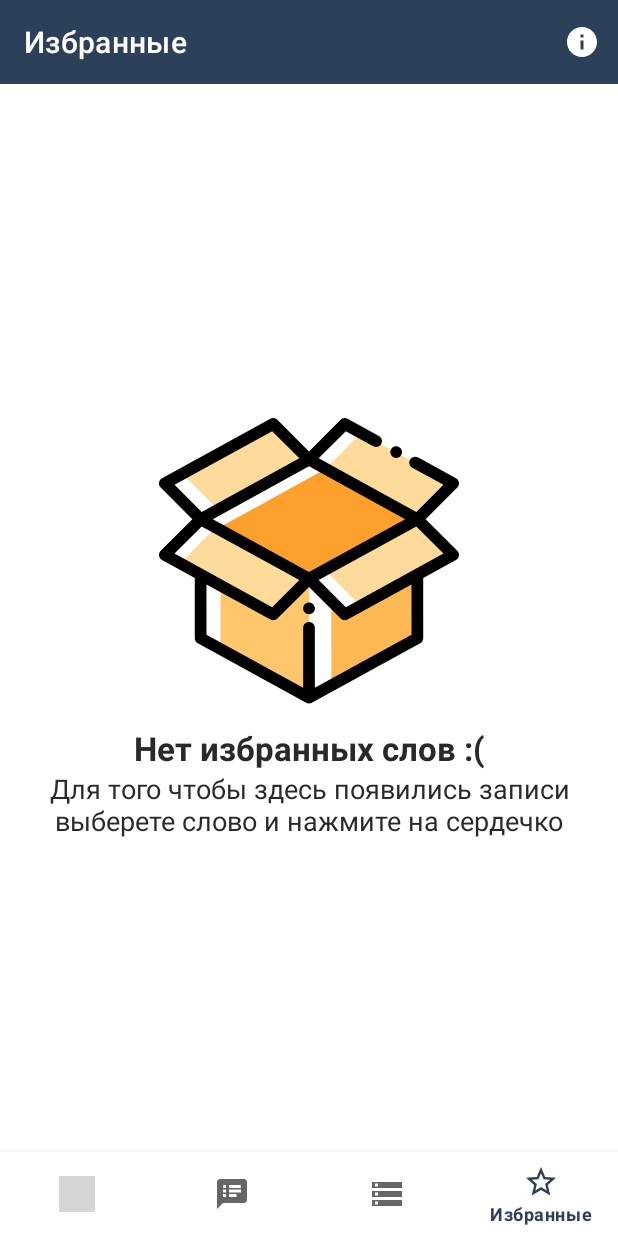
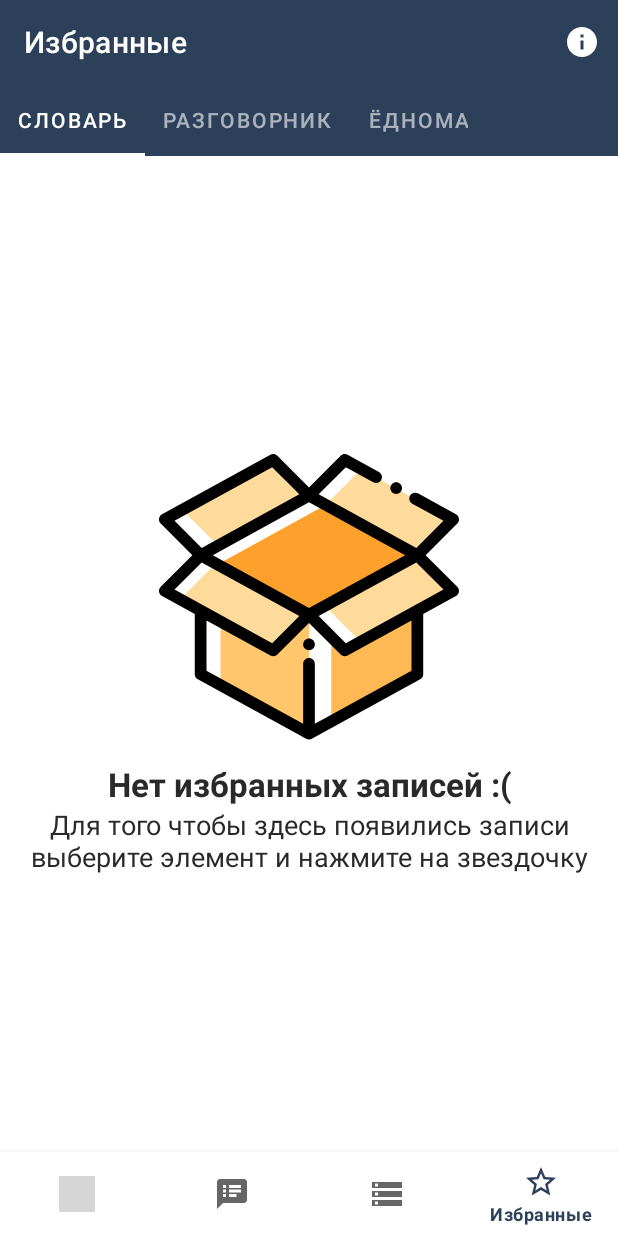
Before and after one commit to intoxication/farhang, an Android app: the WordFragment screen opened directly, with no data from a screen before it, item 4 of the bottom bar chosen, on a phone screen of 412 x 824 dp. Run offline under Robolectric (Android 15) with nearby library versions, the phone set to English and light mode, and no system bars; our stand-ins replace Room's generated code, navigation-ui, paging; grey boxes are pictures that could not be loaded.

Commit message:
add: word, phrases, note favorite in favorite list

```diff
--- /dev/null
+++ b/app/app/src/main/java/tj/boronov/farhang/adapter/ViewPagerFavoriteAdapter.kt
@@ -0,0 +1,26 @@
+package tj.boronov.farhang.adapter
+
+import androidx.fragment.app.Fragment
+import androidx.fragment.app.FragmentActivity
+import androidx.viewpager2.adapter.FragmentStateAdapter
+import tj.boronov.farhang.ui.favorite.NoteFavoriteFragment
+import tj.boronov.farhang.ui.favorite.PhrasesFavoriteFragment
+import tj.boronov.farhang.ui.favorite.WordFavoriteFragment
+
+class ViewPagerFavoriteAdapter(
+    _fragmentActivity: FragmentActivity
+) :
+    FragmentStateAdapter(_fragmentActivity) {
+
+    override fun createFragment(position: Int): Fragment {
+        return when (position) {
+            0 -> WordFavoriteFragment()
+            1 -> PhrasesFavoriteFragment()
+            else -> NoteFavoriteFragment()
+        }
+    }
+
+    override fun getItemCount(): Int {
+        return 3
+    }
+}
--- a/app/app/src/main/java/tj/boronov/farhang/ui/favorite/FavoriteFragment.kt
+++ b/app/app/src/main/java/tj/boronov/farhang/ui/favorite/FavoriteFragment.kt
@@ -5,25 +5,18 @@ import android.view.LayoutInflater
 import android.view.View
 import android.view.ViewGroup
 import androidx.fragment.app.Fragment
-import androidx.lifecycle.ViewModelProvider
-import androidx.lifecycle.lifecycleScope
-import androidx.paging.LoadState
-import androidx.recyclerview.widget.LinearLayoutManager
-import kotlinx.coroutines.flow.collectLatest
-import kotlinx.coroutines.launch
-import tj.boronov.farhang.adapter.WordAdapter
+import com.google.android.material.tabs.TabLayout
+import com.google.android.material.tabs.TabLayoutMediator
+import tj.boronov.farhang.adapter.ViewPagerFavoriteAdapter
 import tj.boronov.farhang.databinding.FragmentFavoriteBinding
 
 class FavoriteFragment : Fragment() {
 
-    lateinit var viewModel: FavoriteWordViewModel
     lateinit var binding: FragmentFavoriteBinding
-    lateinit var wordAdapter: WordAdapter
+    var favoriteNameList = listOf("Словарь", "Разговорник", "Ёднома")
 
     override fun onCreate(savedInstanceState: Bundle?) {
         super.onCreate(savedInstanceState)
-
-        viewModel = ViewModelProvider(this).get(FavoriteWordViewModel::class.java)
         retainInstance = true
     }
 
@@ -31,32 +24,16 @@ class FavoriteFragment : Fragment() {
         inflater: LayoutInflater,
         container: ViewGroup?,
         savedInstanceState: Bundle?
-    ): View? {
-
+    ): View {
         binding = FragmentFavoriteBinding.inflate(inflater, container, false)
 
-        wordAdapter = WordAdapter(requireActivity().supportFragmentManager)
-        wordAdapter.addLoadStateListener { loadState ->
-            if (loadState.source.refresh is LoadState.NotLoading && loadState.append.endOfPaginationReached && wordAdapter.itemCount < 1) {
-                binding.favoriteWordList.visibility = View.GONE
-                binding.layoutNoDataFavorite.root.visibility = View.VISIBLE
-            } else {
-                binding.favoriteWordList.visibility = View.VISIBLE
-                binding.layoutNoDataFavorite.root.visibility = View.GONE
-            }
-        }
+        binding.viewPager.adapter = ViewPagerFavoriteAdapter(requireActivity())
+        TabLayoutMediator(
+            binding.tabLayout, binding.viewPager
+        ) { tab: TabLayout.Tab, position: Int ->
+            tab.text = favoriteNameList[position]
+        }.attach()
 
-        binding.favoriteWordList.apply {
-            layoutManager = LinearLayoutManager(context)
-            setHasFixedSize(true)
-            adapter = wordAdapter
-        }
-
-        viewLifecycleOwner.lifecycleScope.launch {
-            viewModel.flow.collectLatest {
-                wordAdapter.submitData(it)
-            }
-        }
         return binding.root
     }
 }
--- /dev/null
+++ b/app/app/src/main/java/tj/boronov/farhang/ui/favorite/FavoriteViewModel.kt
@@ -0,0 +1,44 @@
+package tj.boronov.farhang.ui.favorite
+
+import androidx.lifecycle.ViewModel
+import androidx.lifecycle.viewModelScope
+import androidx.paging.Pager
+import androidx.paging.PagingConfig
+import androidx.paging.PagingSource
+import androidx.paging.cachedIn
+import tj.boronov.farhang.App
+import tj.boronov.farhang.data.model.Note
+import tj.boronov.farhang.data.model.Phrases
+import tj.boronov.farhang.data.model.Word
+
+class FavoriteViewModel : ViewModel() {
+
+    private var pagingSourceWord: PagingSource<Int, Word>? = null
+    private var pagingSourcePhrases: PagingSource<Int, Phrases>? = null
+    private var pagingSourceNote: PagingSource<Int, Note>? = null
+
+
+    val flowWord = Pager(
+        PagingConfig(pageSize = 30, enablePlaceholders = true)
+    ) {
+        App.database.wordDao().getFavorite().also {
+            pagingSourceWord = it
+        }
+    }.flow.cachedIn(viewModelScope)
+
+    val flowPhrases = Pager(
+        PagingConfig(pageSize = 30, enablePlaceholders = true)
+    ) {
+        App.database.phrasebookDao().getFavorite().also {
+            pagingSourcePhrases = it
+        }
+    }.flow.cachedIn(viewModelScope)
+
+    val flowNote = Pager(
+        PagingConfig(pageSize = 30, enablePlaceholders = true)
+    ) {
+        App.database.noteDao().getFavorite().also {
+            pagingSourceNote = it
+        }
+    }.flow.cachedIn(viewModelScope)
+}
--- a/app/app/src/main/java/tj/boronov/farhang/ui/favorite/FavoriteWordViewModel.kt
+++ /dev/null
@@ -1,23 +0,0 @@
-package tj.boronov.farhang.ui.favorite
-
-import androidx.lifecycle.ViewModel
-import androidx.lifecycle.viewModelScope
-import androidx.paging.Pager
-import androidx.paging.PagingConfig
-import androidx.paging.PagingSource
-import androidx.paging.cachedIn
-import tj.boronov.farhang.App
-import tj.boronov.farhang.data.model.Word
-
-class FavoriteWordViewModel : ViewModel() {
-
-    private var pagingSource: PagingSource<Int, Word>? = null
-
-    val flow = Pager(
-        PagingConfig(pageSize = 30, enablePlaceholders = true)
-    ) {
-        App.database.wordDao().getFavorite().also {
-            pagingSource = it
-        }
-    }.flow.cachedIn(viewModelScope)
-}
--- /dev/null
+++ b/app/app/src/main/java/tj/boronov/farhang/ui/favorite/WordFavoriteFragment.kt
@@ -0,0 +1,60 @@
+package tj.boronov.farhang.ui.favorite
+
+import android.os.Bundle
+import android.view.LayoutInflater
+import android.view.View
+import android.view.ViewGroup
+import androidx.fragment.app.Fragment
+import androidx.lifecycle.ViewModelProvider
+import androidx.lifecycle.lifecycleScope
+import androidx.paging.LoadState
+import androidx.recyclerview.widget.LinearLayoutManager
+import kotlinx.coroutines.flow.collectLatest
+import kotlinx.coroutines.launch
+import tj.boronov.farhang.adapter.WordAdapter
+import tj.boronov.farhang.databinding.FragmentFavoriteListBinding
+
+class WordFavoriteFragment : Fragment() {
+
+    lateinit var viewModel: FavoriteViewModel
+    lateinit var binding: FragmentFavoriteListBinding
+    lateinit var wordAdapter: WordAdapter
+
+    override fun onCreate(savedInstanceState: Bundle?) {
+        super.onCreate(savedInstanceState)
+        viewModel = ViewModelProvider(this).get(FavoriteViewModel::class.java)
+        retainInstance = true
+    }
+
+    override fun onCreateView(
+        inflater: LayoutInflater, container: ViewGroup?,
+        savedInstanceState: Bundle?
+    ): View {
+        binding = FragmentFavoriteListBinding.inflate(layoutInflater, container, false)
+
+        wordAdapter = WordAdapter(requireActivity().supportFragmentManager)
+        wordAdapter.addLoadStateListener { loadState ->
+            if (loadState.source.refresh is LoadState.NotLoading && loadState.append.endOfPaginationReached && wordAdapter.itemCount < 1) {
+                binding.list.visibility = View.GONE
+                binding.layoutNoDataFavorite.root.visibility = View.VISIBLE
+            } else {
+                binding.list.visibility = View.VISIBLE
+                binding.layoutNoDataFavorite.root.visibility = View.GONE
+            }
+        }
+
+        binding.list.apply {
+            layoutManager = LinearLayoutManager(context)
+            setHasFixedSize(true)
+            adapter = wordAdapter
+        }
+
+        viewLifecycleOwner.lifecycleScope.launch {
+            viewModel.flowWord.collectLatest {
+                wordAdapter.submitData(it)
+            }
+        }
+
+        return binding.root
+    }
+}
--- a/app/app/src/main/res/layout/fragment_favorite.xml
+++ b/app/app/src/main/res/layout/fragment_favorite.xml
@@ -1,22 +1,19 @@
 <?xml version="1.0" encoding="utf-8"?>
 <RelativeLayout xmlns:android="http://schemas.android.com/apk/res/android"
-    xmlns:tools="http://schemas.android.com/tools"
     android:layout_width="match_parent"
-    android:layout_height="match_parent">
+    android:layout_height="match_parent"
+    xmlns:app="http://schemas.android.com/apk/res-auto">
 
-    <androidx.recyclerview.widget.RecyclerView
-        android:id="@+id/favorite_word_list"
+    <com.google.android.material.tabs.TabLayout
+        android:id="@+id/tab_layout"
+        style="@style/Widget.MaterialComponents.TabLayout.Colored"
+        android:layout_width="match_parent"
+        android:layout_height="wrap_content"
+        app:tabMode="scrollable" />
+
+    <androidx.viewpager2.widget.ViewPager2
+        android:id="@+id/view_pager"
         android:layout_width="match_parent"
         android:layout_height="match_parent"
-        android:layout_alignParentStart="true"
-        android:layout_alignParentTop="true"
-        android:layout_alignParentEnd="true"
-        tools:listitem="@layout/word_item" />
-
-    <include
-        android:id="@+id/layout_no_data_favorite"
-        layout="@layout/layout_no_data_favorite"
-        android:layout_width="match_parent"
-        android:layout_height="wrap_content"
-        android:layout_centerInParent="true" />
+        android:layout_below="@id/tab_layout" />
 </RelativeLayout>
--- /dev/null
+++ b/app/app/src/main/res/layout/fragment_favorite_list.xml
@@ -0,0 +1,19 @@
+<?xml version="1.0" encoding="utf-8"?>
+<FrameLayout xmlns:android="http://schemas.android.com/apk/res/android"
+    xmlns:tools="http://schemas.android.com/tools"
+    android:layout_width="match_parent"
+    android:layout_height="match_parent">
+
+    <androidx.recyclerview.widget.RecyclerView
+        android:id="@+id/list"
+        android:layout_width="match_parent"
+        android:layout_height="match_parent" />
+
+    <include
+        android:id="@+id/layout_no_data_favorite"
+        layout="@layout/layout_no_data_favorite"
+        android:layout_width="match_parent"
+        android:layout_height="wrap_content"
+        android:layout_gravity="center"
+        android:visibility="gone" />
+</FrameLayout>
--- a/app/app/src/main/res/values/strings.xml
+++ b/app/app/src/main/res/values/strings.xml
@@ -37,8 +37,8 @@
     <!-- Empty list -->
     <string name="no_data">Такого слова нет :(</string>
     <string name="no_data_text_below">Попробуйте ввести другое слово</string>
-    <string name="no_data_favorite">Нет избранных слов :(</string>
-    <string name="no_data_text_below_favorite">Для того чтобы здесь появились записи выберете слово и нажмите на сердечко</string>
+    <string name="no_data_favorite">Нет избранных записей :(</string>
+    <string name="no_data_text_below_favorite">Для того чтобы здесь появились записи выберите элемент и нажмите на звездочку</string>
 
     <!-- Type of translate -->
     <string name="choose_lang">Направление перевода:</string>
```
Also changed, not shown: app/app/src/main/java/tj/boronov/farhang/ui/favorite/NoteFavoriteFragment.kt (added, +60 -0 lines), app/app/src/main/java/tj/boronov/farhang/ui/favorite/PhrasesFavoriteFragment.kt (added, +61 -0 lines).
